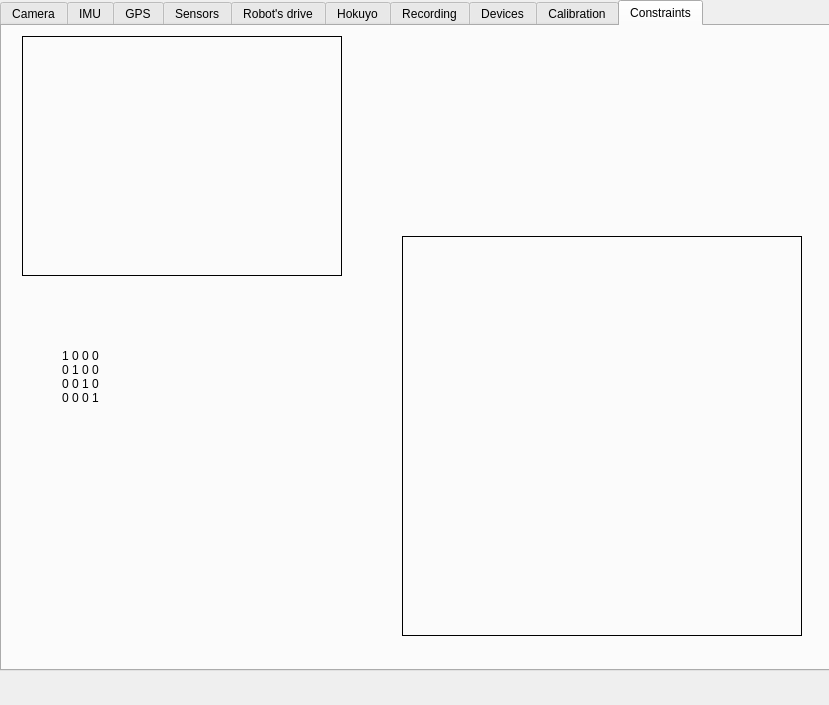
Before: the Qt Designer form trunk/Trobot_Qt/trobotqt.ui in LRMPUT/TAPAS, drawn with Qt 5.
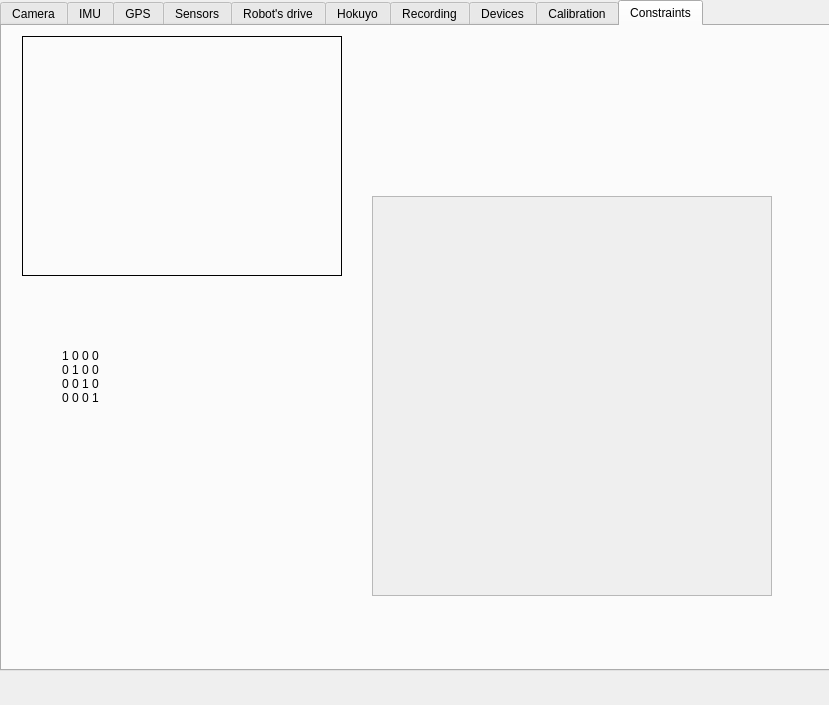
After: the same form once the commit is applied.

```diff
--- a/trunk/Trobot_Qt/trobotqt.ui
+++ b/trunk/Trobot_Qt/trobotqt.ui
@@ -1858,22 +1858,6 @@
        <string/>
       </property>
      </widget>
-     <widget class="QLabel" name="constraintMapViewLabel">
-      <property name="geometry">
-       <rect>
-        <x>400</x>
-        <y>210</y>
-        <width>400</width>
-        <height>400</height>
-       </rect>
-      </property>
-      <property name="frameShape">
-       <enum>QFrame::Box</enum>
-      </property>
-      <property name="text">
-       <string/>
-      </property>
-     </widget>
      <widget class="QLabel" name="constraintCurPosLabel">
       <property name="geometry">
        <rect>
@@ -1890,6 +1874,29 @@
 0 0 0 1</string>
       </property>
      </widget>
+     <widget class="QScrollArea" name="constraintMapViewScrollArea">
+      <property name="geometry">
+       <rect>
+        <x>370</x>
+        <y>170</y>
+        <width>400</width>
+        <height>400</height>
+       </rect>
+      </property>
+      <property name="widgetResizable">
+       <bool>true</bool>
+      </property>
+      <widget class="QWidget" name="scrollAreaWidgetContents">
+       <property name="geometry">
+        <rect>
+         <x>0</x>
+         <y>0</y>
+         <width>398</width>
+         <height>398</height>
+        </rect>
+       </property>
+      </widget>
+     </widget>
     </widget>
    </widget>
   </widget>
```
